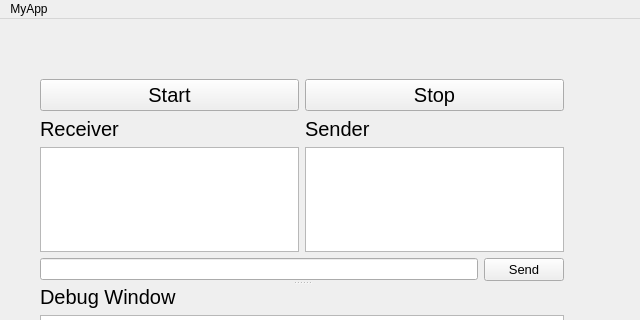
First picture: the form in GUI/chatApp/server/serverChatWindow.ui, repository SarangChougs/socket_programming_1, before the edit; both pictures show x 0 to 640 and y 0 to 320 of the 640 by 480 pixel window.
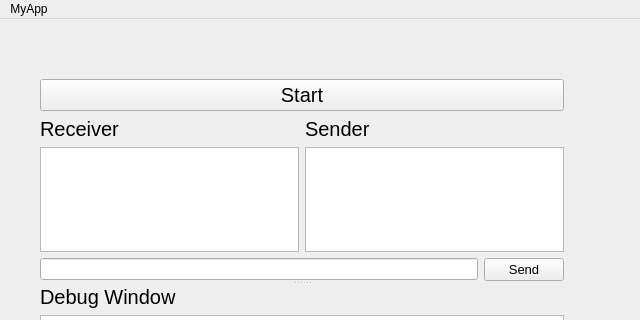
Second picture: the form after the edit.

Commit message: addded chat app files

Patch:
```diff
--- a/GUI/chatApp/server/serverChatWindow.ui
+++ b/GUI/chatApp/server/serverChatWindow.ui
@@ -103,18 +103,6 @@
           </property>
          </widget>
         </item>
-        <item>
-         <widget class="QPushButton" name="BtnStop">
-          <property name="font">
-           <font>
-            <pointsize>15</pointsize>
-           </font>
-          </property>
-          <property name="text">
-           <string>Stop</string>
-          </property>
-         </widget>
-        </item>
        </layout>
       </item>
      </layout>
```
The commit also changes 17 other files.
